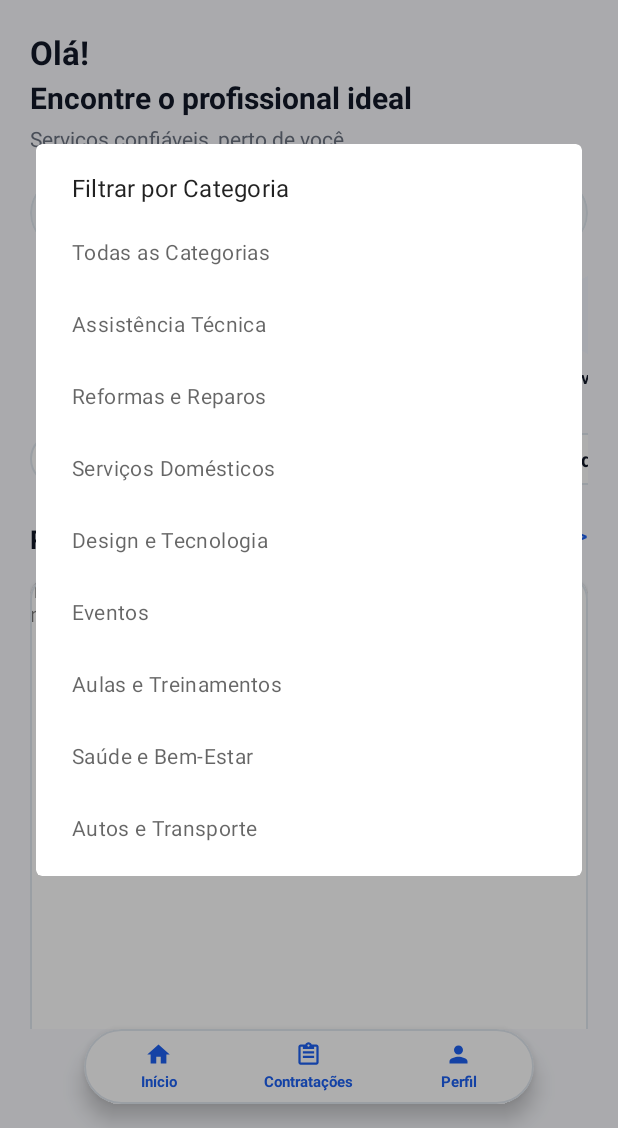
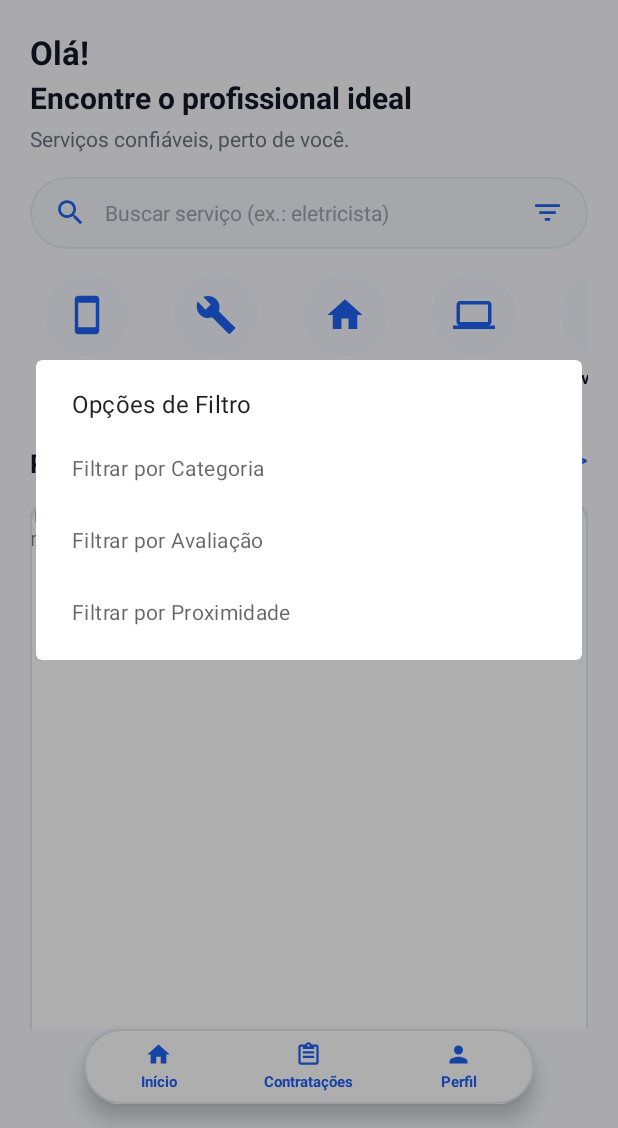
Before and after one commit to adrianocavalcanteee/tqf_project, an Android app: the HomeFragment screen opened directly, with no data from a screen before it, after a tap on an icon or button, on a phone screen of 412 x 824 dp, the part 108-1236 px from its top. Run offline under Robolectric (Android 15) with nearby library versions, the phone set to English and light mode, and no system bars; our stand-ins replace Room's generated code.

Commit message:
feat(ui): remover cards de filtro da tela inicial

```diff
--- a/app/src/main/java/com/tqfapp/android/ui/home/HomeFragment.kt
+++ b/app/src/main/java/com/tqfapp/android/ui/home/HomeFragment.kt
@@ -533,10 +533,21 @@ class HomeFragment : Fragment() {
             override fun afterTextChanged(s: Editable?) {}
         })
 
-        binding.chipFilterCategory.setOnClickListener { showCategoryFilterDialog() }
-        binding.chipFilterRating.setOnClickListener { showRatingFilterDialog() }
-        binding.chipFilterLocation.setOnClickListener { showDistanceFilterDialog() }
-        binding.btnFilter.setOnClickListener { showCategoryFilterDialog() }
+        binding.btnFilter.setOnClickListener { showFilterOptionsDialog() }
+    }
+
+    private fun showFilterOptionsDialog() {
+        val options = arrayOf("Filtrar por Categoria", "Filtrar por Avaliação", "Filtrar por Proximidade")
+        MaterialAlertDialogBuilder(requireContext())
+            .setTitle("Opções de Filtro")
+            .setItems(options) { _, which ->
+                when (which) {
+                    0 -> showCategoryFilterDialog()
+                    1 -> showRatingFilterDialog()
+                    2 -> showDistanceFilterDialog()
+                }
+            }
+            .show()
     }
 
     private fun setupNotificationAndActions() {
--- a/app/src/main/res/layout/fragment_home.xml
+++ b/app/src/main/res/layout/fragment_home.xml
@@ -136,127 +136,7 @@
             tools:itemCount="8"
             tools:listitem="@layout/item_category" />
 
-        <!-- Filter Chips (Horizontal Scroll) -->
-        <HorizontalScrollView
-            android:layout_width="match_parent"
-            android:layout_height="wrap_content"
-            android:layout_marginTop="16dp"
-            android:scrollbars="none">
 
-            <LinearLayout
-                android:layout_width="wrap_content"
-                android:layout_height="wrap_content"
-                android:orientation="horizontal">
-
-                <!-- Filter 1: Categoria -->
-                <LinearLayout
-                    android:id="@+id/chipFilterCategory"
-                    android:layout_width="wrap_content"
-                    android:layout_height="wrap_content"
-                    android:background="@drawable/bg_chip"
-                    android:paddingHorizontal="14dp"
-                    android:paddingVertical="8dp"
-                    android:gravity="center_vertical"
-                    android:layout_marginEnd="8dp"
-                    android:clickable="true"
-                    android:focusable="true">
-
-                    <ImageView
-                        android:layout_width="16dp"
-                        android:layout_height="16dp"
-                        android:src="@drawable/ic_filter"
-                        tools:ignore="ContentDescription" />
-
-                    <TextView
-                        android:layout_width="wrap_content"
-                        android:layout_height="wrap_content"
-                        android:layout_marginStart="6dp"
-                        android:text="Categoria"
-                        android:textColor="@color/text_primary"
-                        android:textSize="13sp"
-                        android:textStyle="bold" />
-
-                    <ImageView
-                        android:layout_width="16dp"
-                        android:layout_height="16dp"
-                        android:layout_marginStart="4dp"
-                        android:src="@drawable/ic_chevron_down"
-                        tools:ignore="ContentDescription" />
-                </LinearLayout>
-
-                <!-- Filter 2: Avaliação -->
-                <LinearLayout
-                    android:id="@+id/chipFilterRating"
-                    android:layout_width="wrap_content"
-                    android:layout_height="wrap_content"
-                    android:background="@drawable/bg_chip"
-                    android:paddingHorizontal="14dp"
-                    android:paddingVertical="8dp"
-                    android:gravity="center_vertical"
-                    android:layout_marginEnd="8dp"
-                    android:clickable="true"
-                    android:focusable="true">
-
-                    <ImageView
-                        android:layout_width="16dp"
-                        android:layout_height="16dp"
-                        android:src="@drawable/ic_star"
-                        tools:ignore="ContentDescription" />
-
-                    <TextView
-                        android:layout_width="wrap_content"
-                        android:layout_height="wrap_content"
-                        android:layout_marginStart="6dp"
-                        android:text="Avaliação"
-                        android:textColor="@color/text_primary"
-                        android:textSize="13sp"
-                        android:textStyle="bold" />
-
-                    <ImageView
-                        android:layout_width="16dp"
-                        android:layout_height="16dp"
-                        android:layout_marginStart="4dp"
-                        android:src="@drawable/ic_chevron_down"
-                        tools:ignore="ContentDescription" />
-                </LinearLayout>
-
-                <!-- Filter 3: Proximidade -->
-                <LinearLayout
-                    android:id="@+id/chipFilterLocation"
-                    android:layout_width="wrap_content"
-                    android:layout_height="wrap_content"
-                    android:background="@drawable/bg_chip"
-                    android:paddingHorizontal="14dp"
-                    android:paddingVertical="8dp"
-                    android:gravity="center_vertical"
-                    android:clickable="true"
-                    android:focusable="true">
-
-                    <ImageView
-                        android:layout_width="16dp"
-                        android:layout_height="16dp"
-                        android:src="@drawable/ic_location"
-                        tools:ignore="ContentDescription" />
-
-                    <TextView
-                        android:layout_width="wrap_content"
-                        android:layout_height="wrap_content"
-                        android:layout_marginStart="6dp"
-                        android:text="Proximidade"
-                        android:textColor="@color/text_primary"
-                        android:textSize="13sp"
-                        android:textStyle="bold" />
-
-                    <ImageView
-                        android:layout_width="16dp"
-                        android:layout_height="16dp"
-                        android:layout_marginStart="4dp"
-                        android:src="@drawable/ic_chevron_down"
-                        tools:ignore="ContentDescription" />
-                </LinearLayout>
-
-            </LinearLayout>
-        </HorizontalScrollView>
 
         <!-- Section Title: Prestadores no Mapa (Manaus) -->
         <RelativeLayout
```
